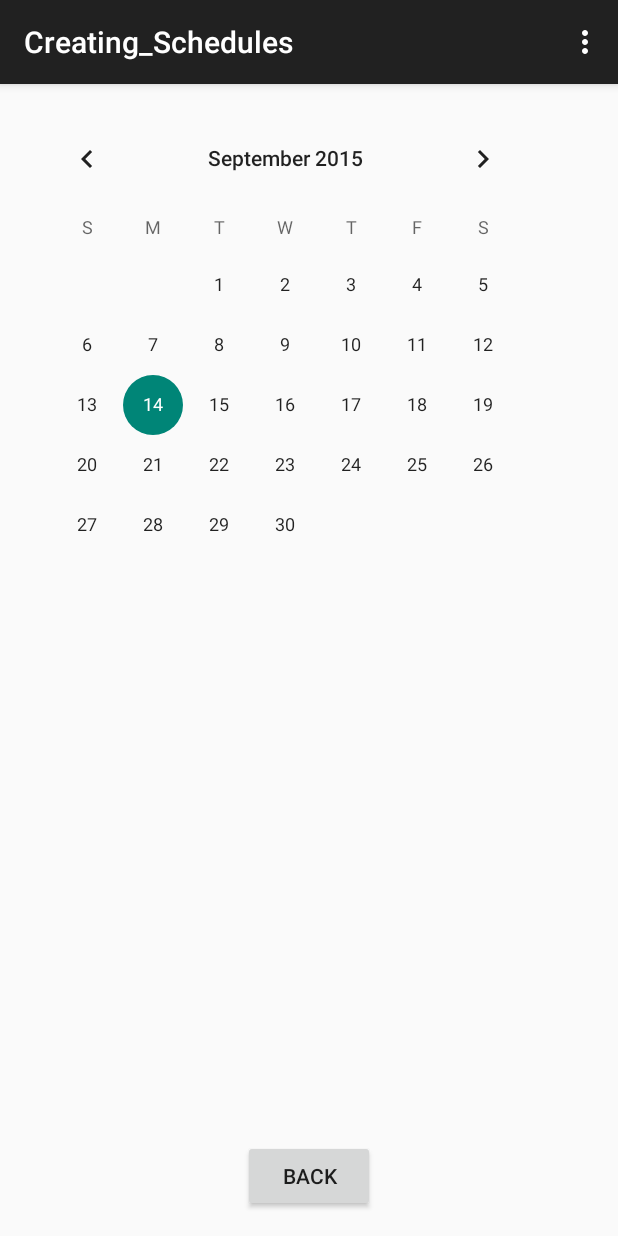
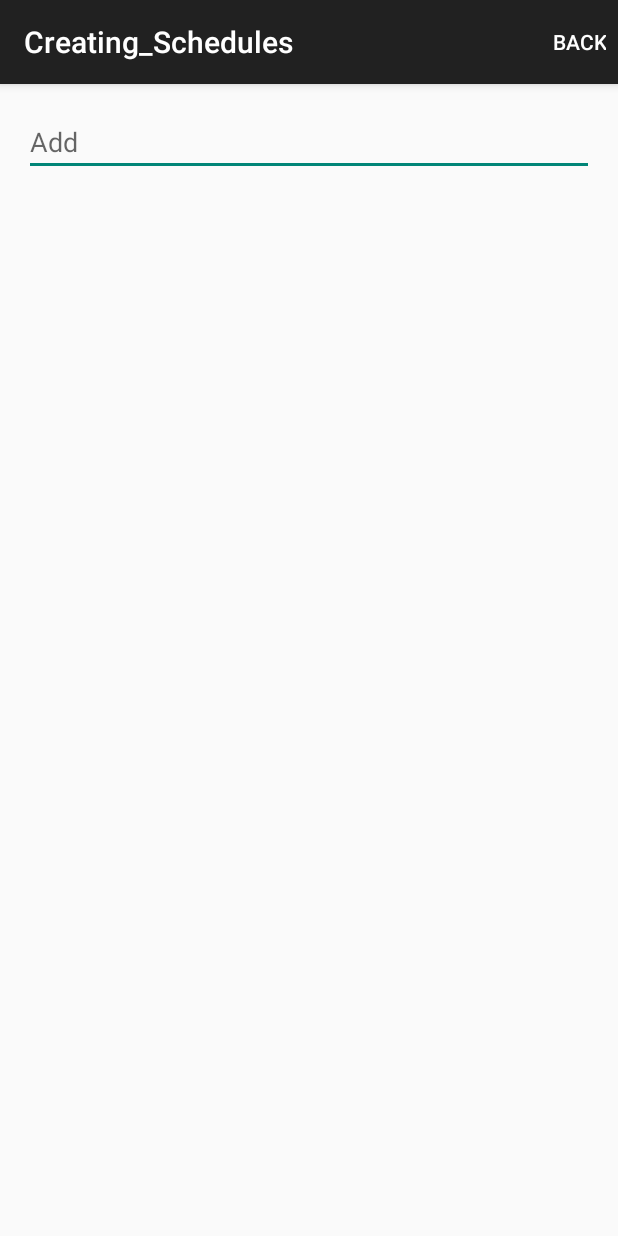
Before and after one commit to Santhura/Android-Development, an Android app: the Creating_Schedules screen opened directly, with no data from a screen before it, on a phone screen of 412 x 824 dp. Run offline under Robolectric (Android 15) with nearby library versions, the phone set to English and light mode, and no system bars.

Commit message:
added a view list with edittext, and action bar has a back button

```diff
--- a/FitnessProgram/app/src/main/java/com/example/dylangijsbertsen/fitnessprogram/Creating_Schedules.java
+++ b/FitnessProgram/app/src/main/java/com/example/dylangijsbertsen/fitnessprogram/Creating_Schedules.java
@@ -14,6 +14,8 @@ public class Creating_Schedules extends AppCompatActivity {
     protected void onCreate(Bundle savedInstanceState) {
         super.onCreate(savedInstanceState);
         setContentView(R.layout.activity_creating__schedules);
+
+        //BackToMainMenu();
     }
 
     @Override
@@ -28,17 +30,14 @@ public class Creating_Schedules extends AppCompatActivity {
         // Handle action bar item clicks here. The action bar will
         // automatically handle clicks on the Home/Up button, so long
         // as you specify a parent activity in AndroidManifest.xml.
-        int id = item.getItemId();
-
-        //noinspection SimplifiableIfStatement
-        if (id == R.id.action_settings) {
-            return true;
+        if(item.getItemId() == R.id.action_bar_back){
+            startActivity(new Intent(Creating_Schedules.this, MainActivity.class));
         }
 
         return super.onOptionsItemSelected(item);
     }
 
-    private void BackToMainMenu(){
+  /*  private void BackToMainMenu(){
         Button backButton = (Button) findViewById(R.id.back_button);
         backButton.setOnClickListener(new View.OnClickListener() {
             @Override
@@ -46,5 +45,5 @@ public class Creating_Schedules extends AppCompatActivity {
                 startActivity(new Intent(Creating_Schedules.this, MainActivity.class));
             }
         });
-    }
+    }*/
 }
--- a/FitnessProgram/app/src/main/res/layout/activity_creating__schedules.xml
+++ b/FitnessProgram/app/src/main/res/layout/activity_creating__schedules.xml
@@ -7,23 +7,28 @@
     tools:context="com.example.dylangijsbertsen.fitnessprogram.Creating_Schedules">
 
 
-    <CalendarView
+
+    <ListView
         android:layout_width="wrap_content"
         android:layout_height="wrap_content"
-        android:id="@+id/calendarView"
-        android:layout_alignParentTop="true"
-        android:layout_alignParentLeft="true"
-        android:layout_alignParentStart="true" />
+        android:id="@+id/listView_information"
+        android:layout_centerHorizontal="true"
+        android:clickable="true"/>
 
+    <LinearLayout
+        android:layout_width="match_parent"
+        android:layout_height="match_parent"
+        android:layout_weight="0"
+        android:orientation="horizontal">
 
+        <EditText
+            android:id="@+id/editText"
+            android:layout_width="match_parent"
+            android:layout_height="wrap_content"
+            android:layout_weight="1"
+            android:hint="Add" />
 
-    <Button
-        android:layout_width="wrap_content"
-        android:layout_height="wrap_content"
-        android:text="Back"
-        android:id="@+id/back_button"
-        android:layout_alignParentBottom="true"
-        android:layout_centerHorizontal="true" />
+    </LinearLayout>
 
 
 </RelativeLayout>
--- a/FitnessProgram/app/src/main/res/menu/menu_creating__schedules.xml
+++ b/FitnessProgram/app/src/main/res/menu/menu_creating__schedules.xml
@@ -2,6 +2,9 @@
     xmlns:app="http://schemas.android.com/apk/res-auto"
     xmlns:tools="http://schemas.android.com/tools"
     tools:context="com.example.dylangijsbertsen.fitnessprogram.Creating_Schedules">
-    <item android:id="@+id/action_settings" android:title="@string/action_settings"
-        android:orderInCategory="100" app:showAsAction="never" />
+
+<item android:id="@+id/action_bar_back"
+    android:title="Back"
+    app:showAsAction="ifRoom"/>
+
 </menu>
```
